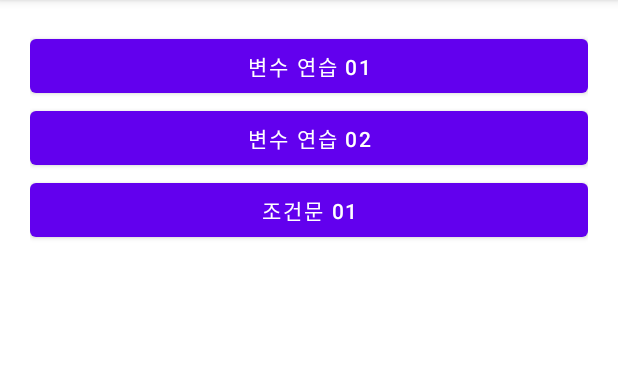
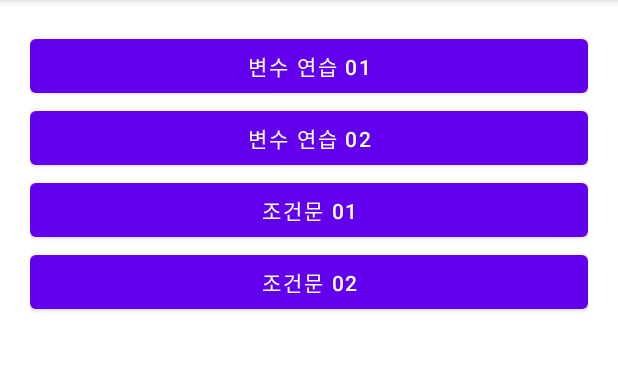
Before and after one commit to Zensdell/kotlinGrammar_211113, an Android app: the screen it shows after launch (MainActivity), on a phone screen of 412 x 824 dp, the part 84-455 px from its top. Run offline under Robolectric (Android 15) with nearby library versions, the phone set to English and light mode, and no system bars.

Commit message:
조건문 연습 2 - NOT 연산자 예시

```diff
--- a/app/src/main/res/layout/activity_main.xml
+++ b/app/src/main/res/layout/activity_main.xml
@@ -26,5 +26,11 @@
         android:layout_width="match_parent"
         android:layout_height="wrap_content"/>
 
+    <Button
+        android:id="@+id/btnCondition02"
+        android:text="조건문 02"
+        android:layout_width="match_parent"
+        android:layout_height="wrap_content"/>
+
 
 </LinearLayout>
```
Also changed, not shown: app/src/main/java/com/nepplus/kotlingrammar_211113/MainActivity.kt (+34 -0 lines).
